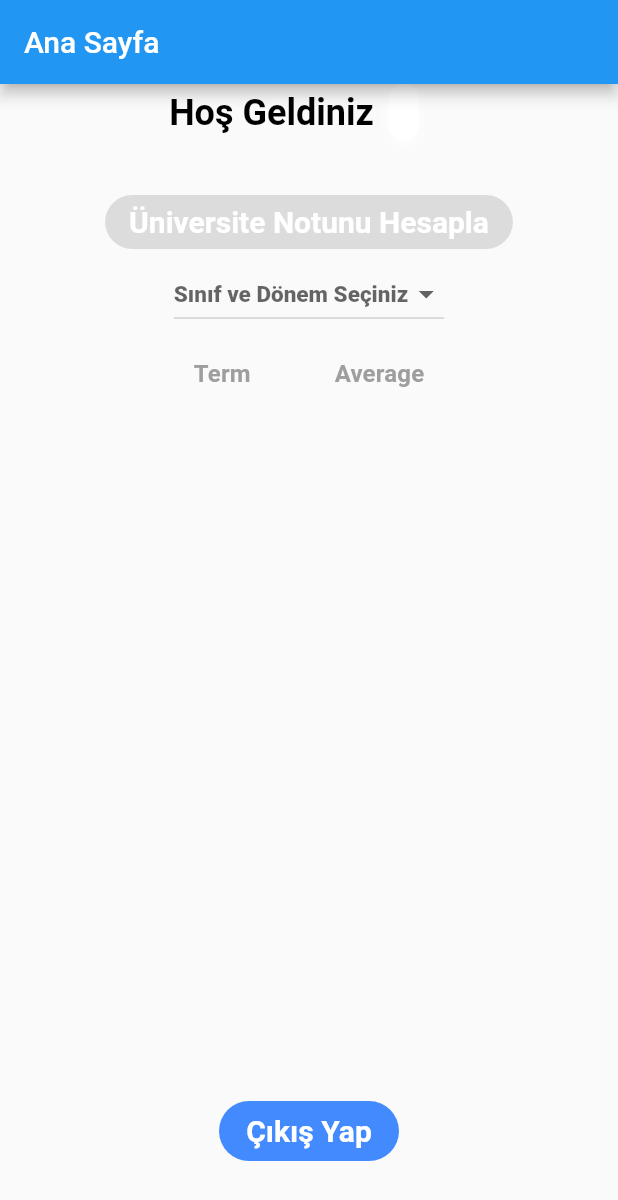
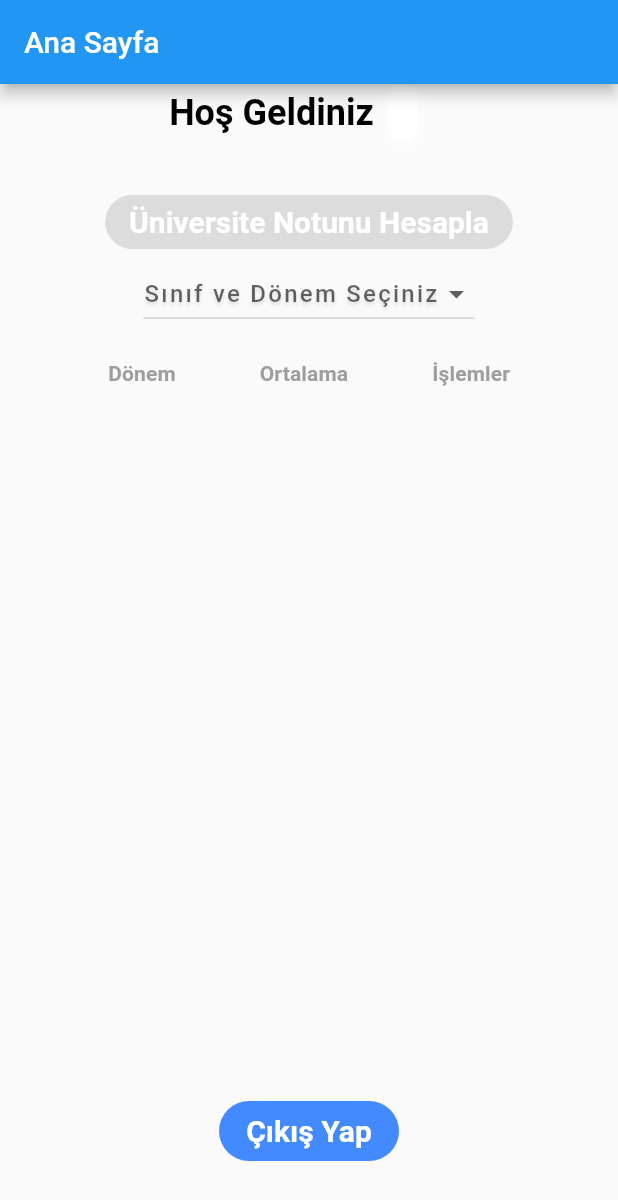
Before and after one commit to OmerYasirOnal/University-Grade-Calculator-App---Flutter, a Flutter app: the screen it shows once a user with an empty profile is signed in, on a phone screen of 412 x 824 dp. Shown: the top 1200 px of the screen. Run offline on Flutter 3.47's test engine with Material 2 defaults, Android fonts, the phone set to English and light mode, and no system bars; our stand-ins replace cloud_firestore, firebase_auth, firebase_core, get; accounts and stored records are empty.

Commit message:
editting some isues

```diff
--- a/MyGradeCalculation/grade_calculator/lib/constants/constants.dart
+++ b/MyGradeCalculation/grade_calculator/lib/constants/constants.dart
@@ -3,54 +3,48 @@ import 'package:flutter/material.dart';
 TextStyle kMetinStily = const TextStyle(
   fontFamily: 'Roboto',
   color: Colors.black,
-  fontSize: 25,
+  fontSize: 18, // Updated fontSize
   fontWeight: FontWeight.bold,
 );
 
 TextStyle kSayiStily = TextStyle(
   color: Colors.black,
-  fontSize: 20,
+  fontSize: 18, // Updated fontSize
   fontWeight: FontWeight.bold,
   letterSpacing: 2,
   shadows: [
     Shadow(
-      color: Colors.grey.withOpacity(0.5),
-      blurRadius: 2,
+      color: Colors.grey.withOpacity(0.3), // Updated opacity
+      blurRadius: 1, // Updated blurRadius
       offset: Offset(1, 1),
     ),
   ],
 );
 
-TextStyle kGradesStily = TextStyle(
+TextStyle kGradeStily = TextStyle(
   color: Colors.black,
-  fontSize: 18,
+  fontSize: 16, // Updated fontSize
   fontWeight: FontWeight.w500,
   letterSpacing: 1.5,
   shadows: [
     Shadow(
-      color: Colors.grey.withOpacity(0.5),
-      blurRadius: 3,
+      color: Colors.grey.withOpacity(0.3), // Updated opacity
+      blurRadius: 2, // Updated blurRadius
       offset: const Offset(0, 2),
     ),
   ],
 );
 
-TextStyle kGradeStily = const TextStyle(
-  color: Colors.black38,
-  fontSize: 15,
-  fontWeight: FontWeight.w900,
-);
-
 BoxDecoration MyBoxDecoration() {
   return BoxDecoration(
-      color: Colors.blue,
+      color: Colors.blue.shade200, // Updated color
       borderRadius: BorderRadius.circular(30),
       boxShadow: [
         BoxShadow(
-            spreadRadius: 3,
-            blurRadius: 10,
+            spreadRadius: 1, // Updated spreadRadius
+            blurRadius: 5, // Updated blurRadius
             offset: const Offset(1, 1),
-            color: Colors.grey.withOpacity(0.3))
+            color: Colors.grey.withOpacity(0.2)) // Updated opacity
       ]);
 }
 
@@ -60,10 +54,10 @@ BoxDecoration MyDecoration() {
       borderRadius: BorderRadius.circular(30),
       boxShadow: [
         BoxShadow(
-            spreadRadius: 3,
-            blurRadius: 10,
+            spreadRadius: 1, // Updated spreadRadius
+            blurRadius: 5, // Updated blurRadius
             offset: const Offset(1, 1),
-            color: Colors.grey.withOpacity(0.3))
+            color: Colors.grey.withOpacity(0.2)) // Updated opacity
       ]);
 }
 
@@ -74,9 +68,9 @@ class kMyDecoration extends BoxDecoration {
           borderRadius: BorderRadius.circular(10),
           boxShadow: [
             BoxShadow(
-              color: Colors.grey.withOpacity(0.5),
-              spreadRadius: 2,
-              blurRadius: 5,
+              color: Colors.grey.withOpacity(0.3), // Updated opacity
+              spreadRadius: 1, // Updated spreadRadius
+              blurRadius: 3, // Updated blurRadius
               offset: const Offset(0, 3),
             ),
           ],
@@ -85,12 +79,12 @@ class kMyDecoration extends BoxDecoration {
 
 const kTableTextStyle = TextStyle(
   color: Colors.black,
-  fontSize: 16.0,
+  fontSize: 14.0, // Updated fontSize
   fontWeight: FontWeight.normal,
 );
 
 const kTableHeaderTextStyle = TextStyle(
-  fontSize: 16,
+  fontSize: 14, // Updated fontSize
   fontWeight: FontWeight.bold,
   color: Colors.grey,
 );
--- a/MyGradeCalculation/grade_calculator/lib/view/authPages/welcome_page.dart
+++ b/MyGradeCalculation/grade_calculator/lib/view/authPages/welcome_page.dart
@@ -74,36 +74,36 @@ class _WelcomePageState extends State<WelcomePage> {
           value: _selectedTerm,
           items: const [
             DropdownMenuItem(
-              value: "1.Sınıf - Dönem 1",
-              child: Text("1.Sınıf - Dönem 1"),
+              value: "1.Sınıf - 1.Dönem",
+              child: Text("1.Sınıf - 1.Dönem"),
             ),
             DropdownMenuItem(
-              value: "1.Sınıf - Dönem 2",
-              child: Text("1.Sınıf - Dönem 2"),
+              value: "1.Sınıf - 2.Dönem",
+              child: Text("1.Sınıf - 2.Dönem"),
             ),
             DropdownMenuItem(
-              value: "2.Sınıf - Dönem 1",
-              child: Text("2.Sınıf - Dönem 1"),
+              value: "2.Sınıf - 1.Dönem",
+              child: Text("2.Sınıf - 1.Dönem"),
             ),
             DropdownMenuItem(
-              value: "2.Sınıf - Dönem 2",
-              child: Text("2.Sınıf - Dönem 2"),
+              value: "2.Sınıf - 2.Dönem",
+              child: Text("2.Sınıf - 2.Dönem"),
             ),
             DropdownMenuItem(
-              value: "3.Sınıf - Dönem 1",
-              child: Text("3.Sınıf - Dönem 1"),
+              value: "3.Sınıf - 1.Dönem",
+              child: Text("3.Sınıf - 1.Dönem"),
             ),
             DropdownMenuItem(
-              value: "3.Sınıf - Dönem 2",
-              child: Text("3.Sınıf - Dönem 2"),
+              value: "3.Sınıf - 2.Dönem",
+              child: Text("3.Sınıf - 2.Dönem"),
             ),
             DropdownMenuItem(
-              value: "4.Sınıf - Dönem 1",
-              child: Text("4.Sınıf - Dönem 1"),
+              value: "4.Sınıf - 1.Dönem",
+              child: Text("4.Sınıf - 1.Dönem"),
             ),
             DropdownMenuItem(
-              value: "4.Sınıf - Dönem 2",
-              child: Text("4.Sınıf - Dönem 2"),
+              value: "4.Sınıf - 2.Dönem",
+              child: Text("4.Sınıf - 2.Dönem"),
             ),
           ],
           onChanged: onTermSelected,
```
Also changed, not shown: MyGradeCalculation/grade_calculator/lib/myWidgets/welcomePageWidgets/myHistoryGradesWidget.dart (+52 -8 lines), MyGradeCalculation/grade_calculator/lib/view/lessonGradeCalculator_Page.dart (+11 -11 lines), 1 other file.
